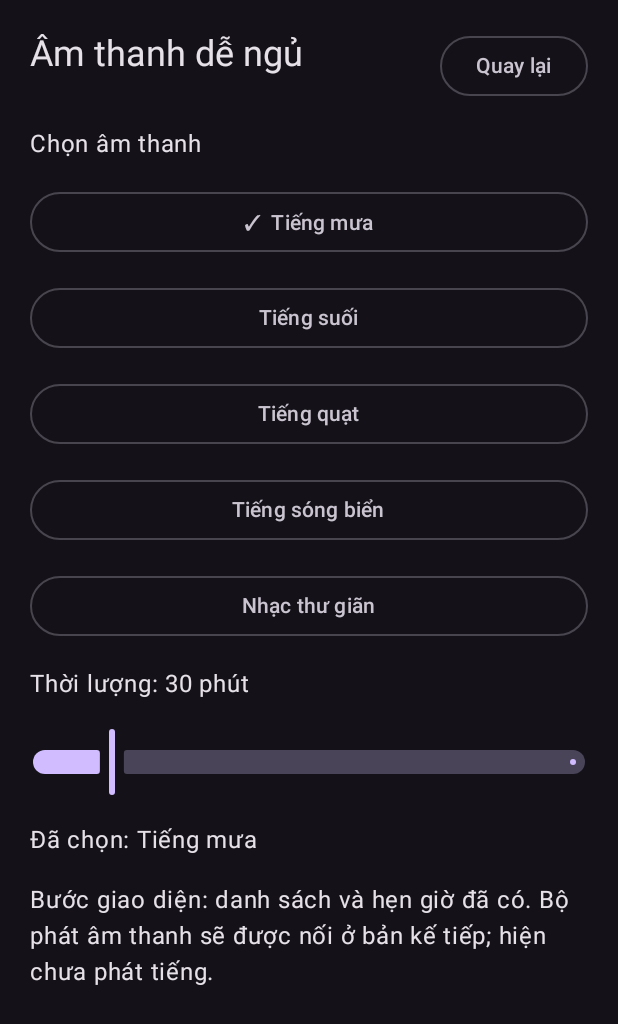
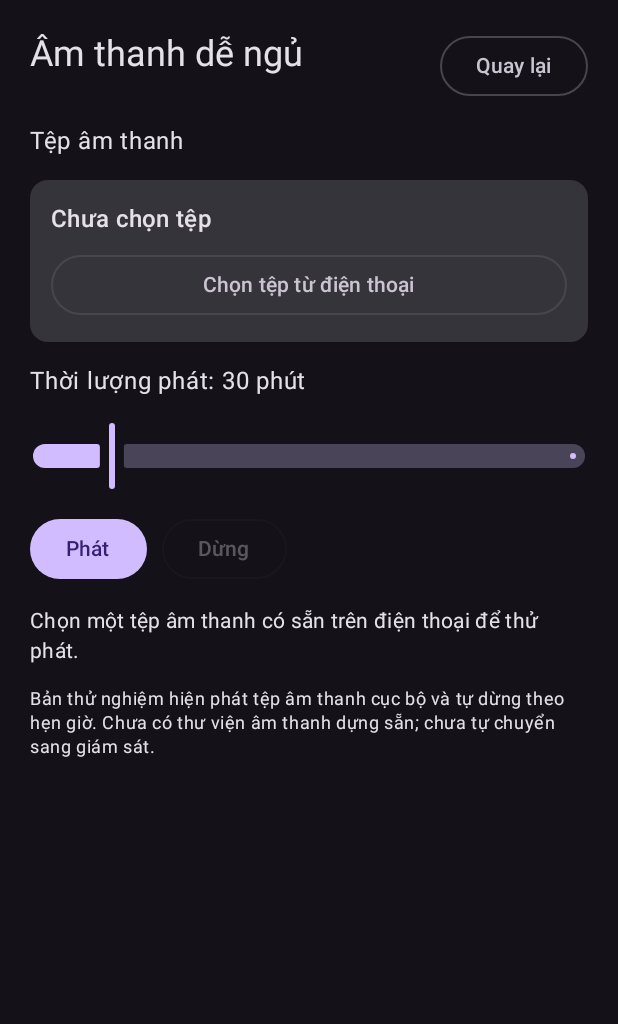
Before and after one commit to donglq75/sleep_monitor, an Android app built with Jetpack Compose: the screen it shows after launch (MainActivity), after a tap on "Thiết lập âm thanh", on a phone screen of 412 x 824 dp. Shown: the top 1024 px of the screen. Run offline under Robolectric (Android 15) with nearby library versions, the phone set to English and light mode, and no system bars.

Commit message:
Add local sleep audio playback and sleep timer

```diff
--- a/app/src/main/java/com/donglq/sleepmonitor/MainActivity.kt
+++ b/app/src/main/java/com/donglq/sleepmonitor/MainActivity.kt
@@ -1,8 +1,14 @@
 package com.donglq.sleepmonitor
 
+import android.media.AudioAttributes
+import android.media.MediaPlayer
+import android.net.Uri
 import android.os.Bundle
+import android.os.CountDownTimer
 import androidx.activity.ComponentActivity
+import androidx.activity.compose.rememberLauncherForActivityResult
 import androidx.activity.compose.setContent
+import androidx.activity.result.contract.ActivityResultContracts
 import androidx.compose.foundation.layout.Arrangement
 import androidx.compose.foundation.layout.Column
 import androidx.compose.foundation.layout.Row
@@ -21,12 +27,14 @@ import androidx.compose.material3.Surface
 import androidx.compose.material3.Text
 import androidx.compose.material3.darkColorScheme
 import androidx.compose.runtime.Composable
+import androidx.compose.runtime.DisposableEffect
 import androidx.compose.runtime.getValue
 import androidx.compose.runtime.mutableFloatStateOf
 import androidx.compose.runtime.mutableStateOf
 import androidx.compose.runtime.remember
 import androidx.compose.runtime.setValue
 import androidx.compose.ui.Modifier
+import androidx.compose.ui.platform.LocalContext
 import androidx.compose.ui.unit.dp
 
 private enum class Screen { HOME, SOUNDS, MONITOR, REPORT }
@@ -69,7 +77,7 @@ private fun HomeScreen(onSounds: () -> Unit, onMonitor: () -> Unit, onReport: ()
         Text("Sleep Monitor", style = MaterialTheme.typography.headlineLarge)
         Text("Ngủ ngon hơn · Hiểu giấc ngủ của bạn", style = MaterialTheme.typography.bodyLarge)
         HomeCard("1. Âm thanh dễ ngủ",
-            "Chọn âm thanh, đặt thời gian phát và tự động chuyển sang giám sát.",
+            "Chọn tệp âm thanh trên điện thoại, đặt thời lượng và phát lặp khi ngủ.",
             "Thiết lập âm thanh", onSounds)
         HomeCard("2. Giám sát ban đêm",
             "Phát hiện thử nghiệm tiếng ngáy và tiếng nói. Chỉ lưu đoạn có sự kiện.",
@@ -78,7 +86,7 @@ private fun HomeScreen(onSounds: () -> Unit, onMonitor: () -> Unit, onReport: ()
             "Xem dòng thời gian sự kiện và nghe lại các đoạn ghi âm.",
             "Xem báo cáo", onReport)
         Spacer(Modifier.weight(1f))
-        Text("Thử nghiệm 1.0.1 · Dữ liệu lưu trên thiết bị", style = MaterialTheme.typography.labelSmall)
+        Text("Thử nghiệm 1.0.2 · Dữ liệu lưu trên thiết bị", style = MaterialTheme.typography.labelSmall)
     }
 }
 
@@ -105,20 +113,122 @@ private fun PageHeader(title: String, onBack: () -> Unit) {
 
 @Composable
 private fun SoundsScreen(onBack: () -> Unit) {
-    var selected by remember { mutableStateOf("Tiếng mưa") }
+    val context = LocalContext.current
+    var selectedUri by remember { mutableStateOf<Uri?>(null) }
+    var selectedName by remember { mutableStateOf("Chưa chọn tệp") }
     var minutes by remember { mutableFloatStateOf(30f) }
-    Column(Modifier.fillMaxSize().padding(20.dp), verticalArrangement = Arrangement.spacedBy(16.dp)) {
+    var playing by remember { mutableStateOf(false) }
+    var preparing by remember { mutableStateOf(false) }
+    var message by remember { mutableStateOf("Chọn một tệp âm thanh có sẵn trên điện thoại để thử phát.") }
+    val playerState = remember { mutableStateOf<MediaPlayer?>(null) }
+    val timerState = remember { mutableStateOf<CountDownTimer?>(null) }
+
+    fun stopPlayback() {
+        timerState.value?.cancel()
+        timerState.value = null
+        playerState.value?.let { player ->
+            try { if (player.isPlaying) player.stop() } catch (_: IllegalStateException) { }
+            player.release()
+        }
+        playerState.value = null
+        playing = false
+        preparing = false
+    }
+
+    val filePicker = rememberLauncherForActivityResult(
+        contract = ActivityResultContracts.OpenDocument()
+    ) { uri ->
+        if (uri != null) {
+            try {
+                context.contentResolver.takePersistableUriPermission(
+                    uri, android.content.Intent.FLAG_GRANT_READ_URI_PERMISSION
+                )
+            } catch (_: SecurityException) { }
+            stopPlayback()
+            selectedUri = uri
+            selectedName = uri.lastPathSegment?.substringAfterLast('/') ?: "Tệp âm thanh đã chọn"
+            message = "Đã chọn tệp. Nhấn Phát để bắt đầu."
+        }
+    }
+
+    DisposableEffect(Unit) {
+        onDispose { stopPlayback() }
+    }
+
+    Column(Modifier.fillMaxSize().padding(20.dp), verticalArrangement = Arrangement.spacedBy(14.dp)) {
         PageHeader("Âm thanh dễ ngủ", onBack)
-        Text("Chọn âm thanh")
-        listOf("Tiếng mưa", "Tiếng suối", "Tiếng quạt", "Tiếng sóng biển", "Nhạc thư giãn").forEach { item ->
-            OutlinedButton(onClick = { selected = item }, modifier = Modifier.fillMaxWidth()) {
-                Text(if (selected == item) "✓  $item" else item)
+        Text("Tệp âm thanh")
+        Card(Modifier.fillMaxWidth()) {
+            Column(Modifier.padding(14.dp), verticalArrangement = Arrangement.spacedBy(8.dp)) {
+                Text(selectedName, style = MaterialTheme.typography.titleMedium)
+                OutlinedButton(
+                    onClick = { filePicker.launch(arrayOf("audio/*")) },
+                    modifier = Modifier.fillMaxWidth()
+                ) { Text("Chọn tệp từ điện thoại") }
             }
         }
-        Text("Thời lượng: ${minutes.toInt()} phút")
+        Text("Thời lượng phát: ${minutes.toInt()} phút")
         Slider(value = minutes, onValueChange = { minutes = it }, valueRange = 5f..180f)
-        Text("Đã chọn: $selected")
-        Text("Bước giao diện: danh sách và hẹn giờ đã có. Bộ phát âm thanh sẽ được nối ở bản kế tiếp; hiện chưa phát tiếng.")
+        Row(horizontalArrangement = Arrangement.spacedBy(10.dp)) {
+            Button(
+                onClick = {
+                    val uri = selectedUri
+                    if (uri == null) {
+                        message = "Bạn cần chọn tệp âm thanh trước."
+                    } else {
+                        stopPlayback()
+                        preparing = true
+                        message = "Đang chuẩn bị âm thanh…"
+                        try {
+                            val player = MediaPlayer()
+                            playerState.value = player
+                            player.setAudioAttributes(
+                                AudioAttributes.Builder()
+                                    .setUsage(AudioAttributes.USAGE_MEDIA)
+                                    .setContentType(AudioAttributes.CONTENT_TYPE_MUSIC)
+                                    .build()
+                            )
+                            player.setDataSource(context, uri)
+                            player.isLooping = true
+                            player.setOnPreparedListener {
+                                it.start()
+                                preparing = false
+                                playing = true
+                                message = "Đang phát · Tự dừng sau ${minutes.toInt()} phút."
+                                timerState.value = object : CountDownTimer(minutes.toLong() * 60_000L, 1_000L) {
+                                    override fun onTick(millisUntilFinished: Long) {
+                                        message = "Đang phát · Còn ${(millisUntilFinished / 60_000L)} phút."
+                                    }
+                                    override fun onFinish() {
+                                        stopPlayback()
+                                        message = "Đã hết thời gian. Âm thanh đã tự dừng."
+                                    }
+                                }.start()
+                            }
+                            player.setOnErrorListener { _, _, _ ->
+                                stopPlayback()
+                                message = "Không phát được tệp này. Hãy thử một tệp MP3, M4A hoặc WAV khác."
+                                true
+                            }
+                            player.prepareAsync()
+                        } catch (error: Exception) {
+                            stopPlayback()
+                            message = "Không mở được tệp âm thanh: ${error.localizedMessage ?: "lỗi không xác định"}"
+                        }
+                    }
+                },
+                enabled = !playing && !preparing
+            ) { Text(if (preparing) "Đang tải…" else "Phát") }
+            OutlinedButton(onClick = {
+                stopPlayback()
+                message = "Đã dừng phát."
+            }, enabled = playing || preparing) { Text("Dừng") }
+        }
+        Text(message, style = MaterialTheme.typography.bodyMedium)
+        Text(
+            "Bản thử nghiệm hiện phát tệp âm thanh cục bộ và tự dừng theo hẹn giờ. Chưa có thư viện âm thanh dựng sẵn; chưa tự chuyển sang giám sát.",
+            style = MaterialTheme.typography.bodySmall
+        )
     }
 }
 
@@ -127,7 +237,7 @@ private fun MonitorScreen(onBack: () -> Unit) {
     Column(Modifier.fillMaxSize().padding(20.dp), verticalArrangement = Arrangement.spacedBy(16.dp)) {
         PageHeader("Giám sát ban đêm", onBack)
         Text("Trạng thái: Chưa bắt đầu", style = MaterialTheme.typography.titleMedium)
-        Text("Ứng dụng sẽ cần quyền microphone và dịch vụ chạy nền để tiếp tục giám sát khi màn hình tắt.")
+        Text("Phần ghi âm nền và phát hiện sự kiện đang được phát triển; bản này chưa bật microphone.")
         Card(Modifier.fillMaxWidth()) {
             Column(Modifier.padding(16.dp)) {
                 Text("Nguyên tắc riêng tư", style = MaterialTheme.typography.titleMedium)
@@ -135,7 +245,6 @@ private fun MonitorScreen(onBack: () -> Unit) {
                 Text("Âm thanh được xử lý trên điện thoại; không tự động tải lên đám mây.")
             }
         }
-        Text("Bước giao diện: màn hình trạng thái đã có. Chưa bật ghi âm cho đến khi dịch vụ giám sát và cơ chế lưu clip được hoàn thiện.")
     }
 }
 
```
